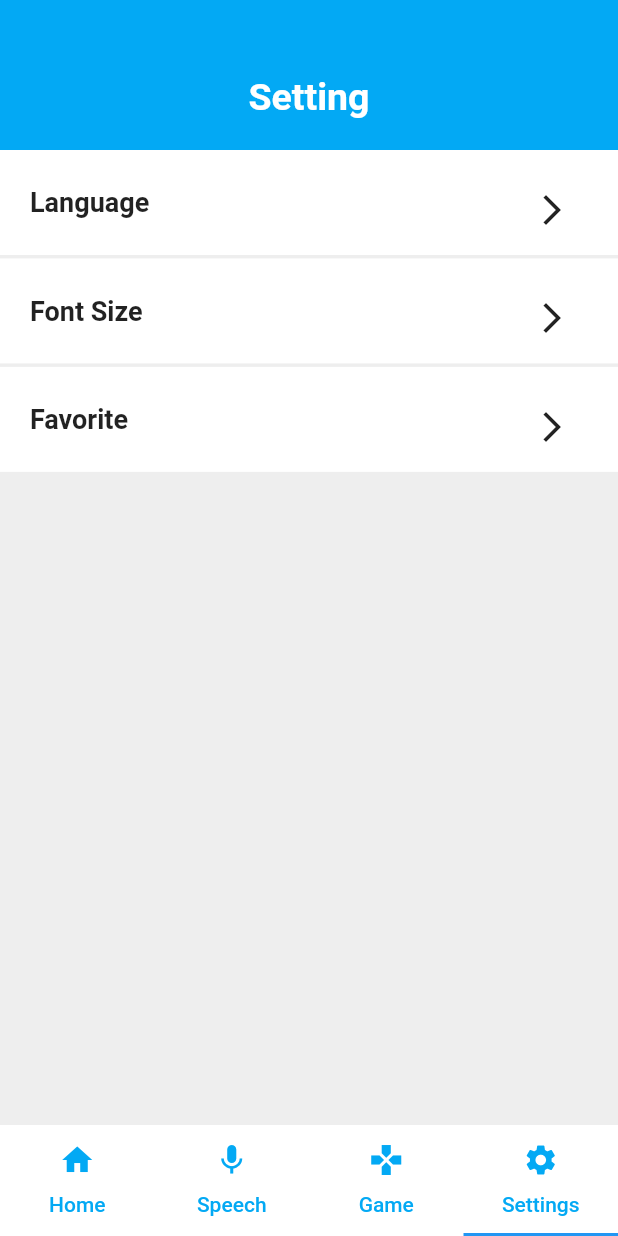
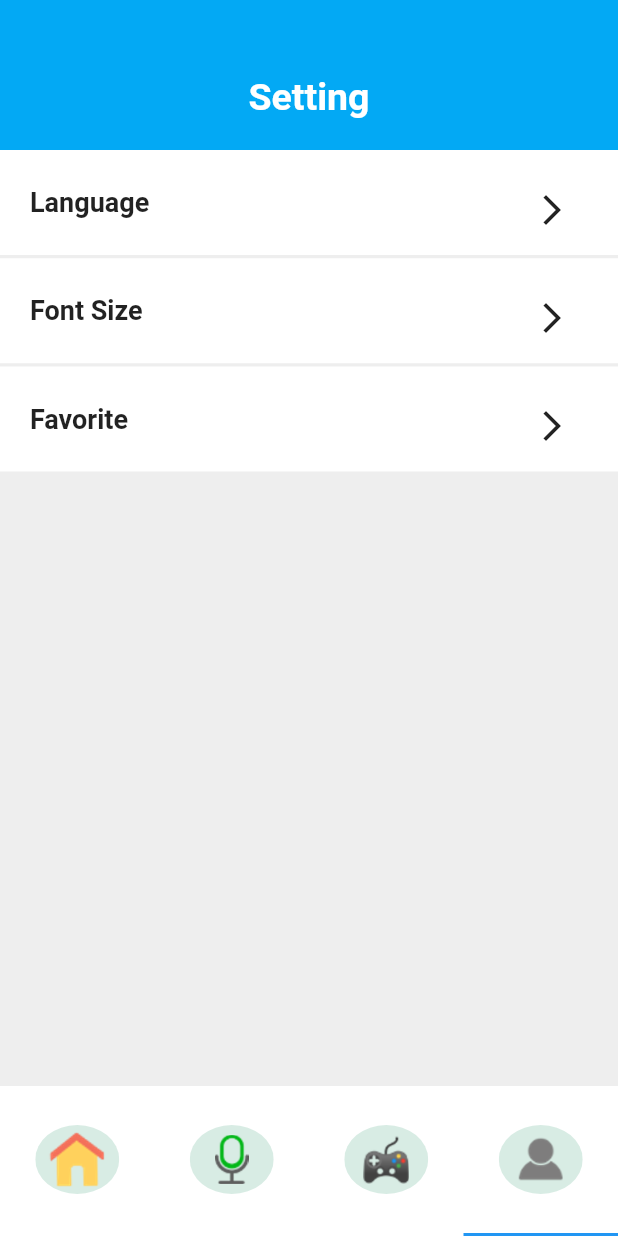
Before and after one commit to mukuro557/miniprojectmobile, a Flutter app: the screen it shows after launch, item 4 of the bottom bar chosen, on a phone screen of 412 x 824 dp. Run offline on Flutter 3.47's test engine with Material 2 defaults, Android fonts, the phone set to English and light mode, and no system bars; our stand-ins replace flutter_tts, shared_preferences, sqflite; missing offline and left inert: autocomplete_textfield, clipboard; accounts and stored records are empty; statements that could not run were skipped.

Commit message:
edit icon home page

```diff
--- a/miniprojectdic/lib/mainpage.dart
+++ b/miniprojectdic/lib/mainpage.dart
@@ -1,3 +1,5 @@
+import 'dart:ui';
+
 import 'package:flutter/material.dart';
 import 'package:flutter/src/widgets/container.dart';
 import 'package:miniprojectdic/game.dart';
@@ -5,7 +7,6 @@ import 'search.dart';
 import 'package:miniprojectdic/home.dart';
 import 'package:miniprojectdic/setting.dart';
 import 'package:miniprojectdic/speech.dart';
-
 
 class Mainpagedictionary extends StatefulWidget {
   @override
@@ -20,46 +21,75 @@ class _MainpagedictionaryState extends State<Mainpagedictionary> {
       child: Scaffold(
         bottomNavigationBar: Container(
           color: Colors.white,
+          height: 100,
           child: TabBar(
             tabs: [
               Tab(
-                child: Text(
-                  'Home',
-                  style: TextStyle(color: Colors.lightBlue),
-                ),
-                icon: Icon(
-                  Icons.home,
-                  color: Colors.lightBlue,
+                child: ClipOval(
+                  child: Material(
+                    color: Color.fromRGBO(216, 236, 228, 10), // button color
+                    child: InkWell(
+                      splashColor: Colors.red, // inkwell color
+                      child: SizedBox(
+                          width: 56,
+                          height: 56,
+                          child: Image.asset(
+                            'asset/images/home.png',
+                            scale: 2.0,
+                          )),
+                    ),
+                  ),
                 ),
               ),
               Tab(
-                icon: Icon(
-                  Icons.mic,
-                  color: Colors.lightBlue,
-                ),
-                child: Text(
-                  'Speech',
-                  style: TextStyle(color: Colors.lightBlue),
+                child: ClipOval(
+                  child: Material(
+                    color: Color.fromRGBO(216, 236, 228, 10), // button color
+                    child: InkWell(
+                      splashColor: Colors.red, // inkwell color
+                      child: SizedBox(
+                          width: 56,
+                          height: 56,
+                          child: Image.asset(
+                            'asset/images/voice.png',
+                            scale: 2.5,
+                          )),
+                    ),
+                  ),
                 ),
               ),
               Tab(
-                icon: Icon(
-                  Icons.games,
-                  color: Colors.lightBlue,
-                ),
-                child: Text(
-                  'Game',
-                  style: TextStyle(color: Colors.lightBlue),
+                child: ClipOval(
+                  child: Material(
+                    color: Color.fromRGBO(216, 236, 228, 10), // button color
+                    child: InkWell(
+                      splashColor: Colors.red, // inkwell color
+                      child: SizedBox(
+                          width: 56,
+                          height: 56,
+                          child: Image.asset(
+                            'asset/images/game.png',
+                            scale: 2.5,
+                          )),
+                    ),
+                  ),
                 ),
               ),
               Tab(
-                icon: Icon(
-                  Icons.settings,
-                  color: Colors.lightBlue,
-                ),
-                child: Text(
-                  'Settings',
-                  style: TextStyle(color: Colors.lightBlue),
+                child: ClipOval(
+                  child: Material(
+                    color: Color.fromRGBO(216, 236, 228, 10), // button color
+                    child: InkWell(
+                      splashColor: Colors.red, // inkwell color
+                      child: SizedBox(
+                          width: 56,
+                          height: 56,
+                          child: Image.asset(
+                            'asset/images/profile.png',
+                            scale: 2.5,
+                          )),
+                    ),
+                  ),
                 ),
               ),
             ],
@@ -70,9 +100,7 @@ class _MainpagedictionaryState extends State<Mainpagedictionary> {
             child: Homepage(),
             color: Colors.yellow,
           ),
-          Container(
-            child: Speech()
-          ),
+          Container(child: Speech()),
           Container(
             child: GameDemo(),
             color: Colors.orange,
```
